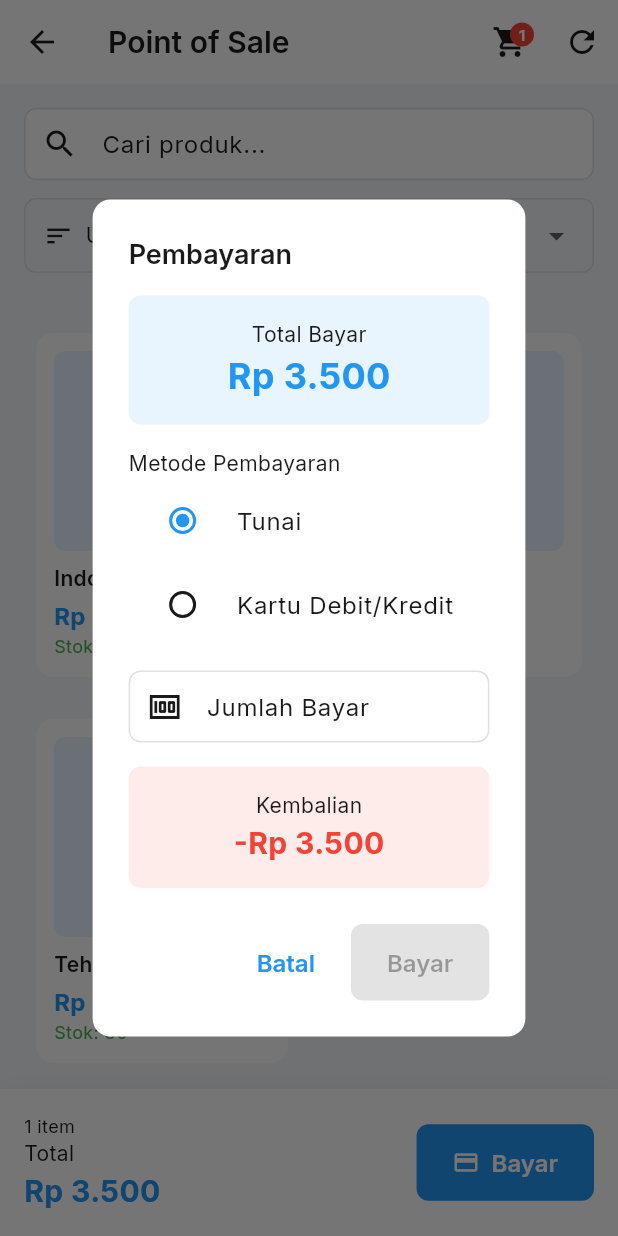
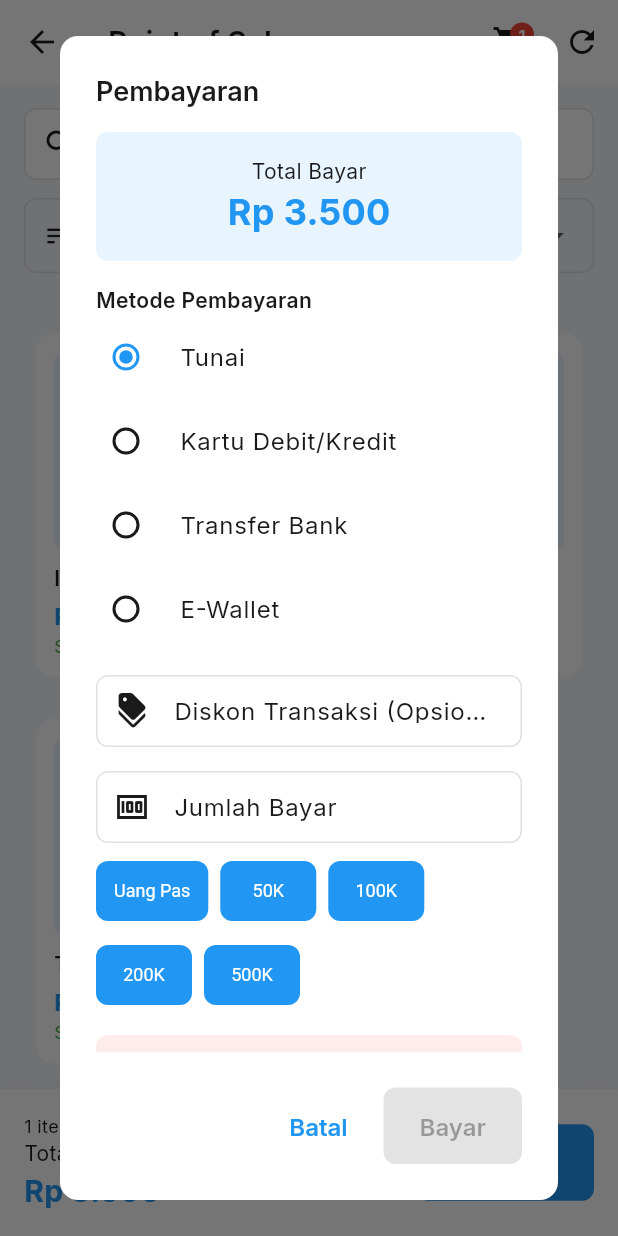
Before and after one commit to wahyunandanovan/pos-offline-flutter, a Flutter app: the PosView screen opened by its route, after a tap on "Indomie Goreng", after a tap on "Bayar", on a phone screen of 412 x 824 dp. Run offline on Flutter 3.47's test engine with Material 3 defaults, Android fonts, the phone set to English and light mode, and no system bars; our stand-ins replace csv, file_picker, get, google_fonts, image_picker, permission_handler and 2 more; accounts and stored records are empty.

Commit message:
improve checkout modal

```diff
--- a/lib/app/modules/pos/pos_controller.dart
+++ b/lib/app/modules/pos/pos_controller.dart
@@ -296,7 +296,13 @@ class PosController extends GetxController {
         );
       }
 
+      // Tutup modal pembayaran terlebih dahulu
+      Get.back();
+
+      // Tampilkan dialog sukses
       await _showSuccessDialog(transaction);
+
+      // Clear cart dan reload
       clearCart();
       await loadProducts(refresh: true);
       await loadTransactions();
--- a/lib/app/modules/pos/views/pos_view.dart
+++ b/lib/app/modules/pos/views/pos_view.dart
@@ -2,6 +2,7 @@ import 'dart:io';
 import 'package:flutter/material.dart';
 import 'package:flutter/services.dart';
 import 'package:get/get.dart';
+import 'package:intl/intl.dart';
 import '../../../core/theme/app_theme.dart';
 import '../../../core/widgets/custom_button.dart';
 import '../../../core/widgets/custom_text_field.dart';
@@ -755,6 +756,11 @@ class PosView extends GetView<PosController> {
 
   void _showCheckoutDialog() {
     final paidController = TextEditingController();
+    final discountController = TextEditingController();
+
+    // Reset payment values
+    controller.paidAmount.value = 0;
+    controller.transactionDiscount.value = 0;
 
     Get.dialog(
       AlertDialog(
@@ -764,6 +770,7 @@ class PosView extends GetView<PosController> {
             mainAxisSize: MainAxisSize.min,
             crossAxisAlignment: CrossAxisAlignment.stretch,
             children: [
+              // Total Bayar
               Obx(() => Container(
                     padding: const EdgeInsets.all(AppTheme.spacing16),
                     decoration: BoxDecoration(
@@ -785,16 +792,22 @@ class PosView extends GetView<PosController> {
                     ),
                   )),
               const SizedBox(height: AppTheme.spacing16),
+
+              // Metode Pembayaran
               Obx(() => Column(
                     crossAxisAlignment: CrossAxisAlignment.start,
                     children: [
-                      const Text('Metode Pembayaran'),
+                      const Text(
+                        'Metode Pembayaran',
+                        style: TextStyle(fontWeight: FontWeight.w600),
+                      ),
                       RadioListTile<String>(
                         title: const Text('Tunai'),
                         value: 'Tunai',
                         groupValue: controller.paymentMethod.value,
                         onChanged: (value) =>
                             controller.paymentMethod.value = value!,
+                        contentPadding: EdgeInsets.zero,
                       ),
                       RadioListTile<String>(
                         title: const Text('Kartu Debit/Kredit'),
@@ -802,22 +815,84 @@ class PosView extends GetView<PosController> {
                         groupValue: controller.paymentMethod.value,
                         onChanged: (value) =>
                             controller.paymentMethod.value = value!,
+                        contentPadding: EdgeInsets.zero,
+                      ),
+                      RadioListTile<String>(
+                        title: const Text('Transfer Bank'),
+                        value: 'Transfer',
+                        groupValue: controller.paymentMethod.value,
+                        onChanged: (value) =>
+                            controller.paymentMethod.value = value!,
+                        contentPadding: EdgeInsets.zero,
+                      ),
+                      RadioListTile<String>(
+                        title: const Text('E-Wallet'),
+                        value: 'E-Wallet',
+                        groupValue: controller.paymentMethod.value,
+                        onChanged: (value) =>
+                            controller.paymentMethod.value = value!,
+                        contentPadding: EdgeInsets.zero,
                       ),
                     ],
                   )),
               const SizedBox(height: AppTheme.spacing16),
+
+              // Input Diskon
+              CustomTextField(
+                controller: discountController,
+                label: 'Diskon Transaksi (Opsional)',
+                hintText: 'Rp 0',
+                keyboardType: TextInputType.number,
+                inputFormatters: [
+                  FilteringTextInputFormatter.digitsOnly,
+                  _CurrencyInputFormatter(),
+                ],
+                prefixIcon: Icons.discount,
+                onChanged: (value) {
+                  // Remove non-numeric characters
+                  final numericValue = value.replaceAll(RegExp(r'[^0-9]'), '');
+                  controller.transactionDiscount.value =
+                      double.tryParse(numericValue) ?? 0;
+                },
+              ),
+              const SizedBox(height: AppTheme.spacing16),
+
+              // Input Jumlah Bayar dengan Format Currency
               CustomTextField(
                 controller: paidController,
                 label: 'Jumlah Bayar',
-                hintText: '0',
+                hintText: 'Rp 0',
                 keyboardType: TextInputType.number,
-                inputFormatters: [FilteringTextInputFormatter.digitsOnly],
+                inputFormatters: [
+                  FilteringTextInputFormatter.digitsOnly,
+                  _CurrencyInputFormatter(),
+                ],
                 prefixIcon: Icons.money,
                 onChanged: (value) {
-                  controller.paidAmount.value = double.tryParse(value) ?? 0;
+                  // Remove non-numeric characters
+                  final numericValue = value.replaceAll(RegExp(r'[^0-9]'), '');
+                  controller.paidAmount.value =
+                      double.tryParse(numericValue) ?? 0;
                 },
               ),
+              const SizedBox(height: AppTheme.spacing8),
+
+              // Quick Amount Buttons
+              Wrap(
+                spacing: 8,
+                runSpacing: 8,
+                children: [
+                  _buildQuickAmountButton(
+                      paidController, controller.total, 'Uang Pas'),
+                  _buildQuickAmountButton(paidController, 50000, '50K'),
+                  _buildQuickAmountButton(paidController, 100000, '100K'),
+                  _buildQuickAmountButton(paidController, 200000, '200K'),
+                  _buildQuickAmountButton(paidController, 500000, '500K'),
+                ],
+              ),
               const SizedBox(height: AppTheme.spacing16),
+
+              // Kembalian
               Obx(() {
                 final change = controller.change;
                 return Container(
@@ -849,7 +924,10 @@ class PosView extends GetView<PosController> {
         ),
         actions: [
           TextButton(
-            onPressed: () => Get.back(),
+            onPressed: () {
+              Get.back();
+              controller.transactionDiscount.value = 0;
+            },
             child: const Text('Batal'),
           ),
           Obx(() => ElevatedButton(
@@ -867,4 +945,50 @@ class PosView extends GetView<PosController> {
       ),
     );
   }
+
+  Widget _buildQuickAmountButton(
+      TextEditingController controller, double amount, String label) {
+    return ElevatedButton(
+      onPressed: () {
+        final formatter = NumberFormat('#,###', 'id_ID');
+        final formattedAmount = 'Rp ${formatter.format(amount)}';
+        controller.text = formattedAmount;
+        this.controller.paidAmount.value = amount;
+      },
+      style: ElevatedButton.styleFrom(
+        padding: const EdgeInsets.symmetric(horizontal: 12, vertical: 8),
+        textStyle: const TextStyle(fontSize: 12),
+      ),
+      child: Text(label),
+    );
+  }
 }
+
+// Currency Input Formatter
+class _CurrencyInputFormatter extends TextInputFormatter {
+  @override
+  TextEditingValue formatEditUpdate(
+    TextEditingValue oldValue,
+    TextEditingValue newValue,
+  ) {
+    if (newValue.text.isEmpty) {
+      return newValue.copyWith(text: '');
+    }
+
+    // Remove non-numeric characters
+    final numericValue = newValue.text.replaceAll(RegExp(r'[^0-9]'), '');
+
+    if (numericValue.isEmpty) {
+      return newValue.copyWith(text: '');
+    }
+
+    // Format with thousand separators
+    final formatter = NumberFormat('#,###', 'id_ID');
+    final formattedValue = formatter.format(int.parse(numericValue));
+
+    return TextEditingValue(
+      text: 'Rp $formattedValue',
+      selection: TextSelection.collapsed(offset: formattedValue.length + 3),
+    );
+  }
+}
```
